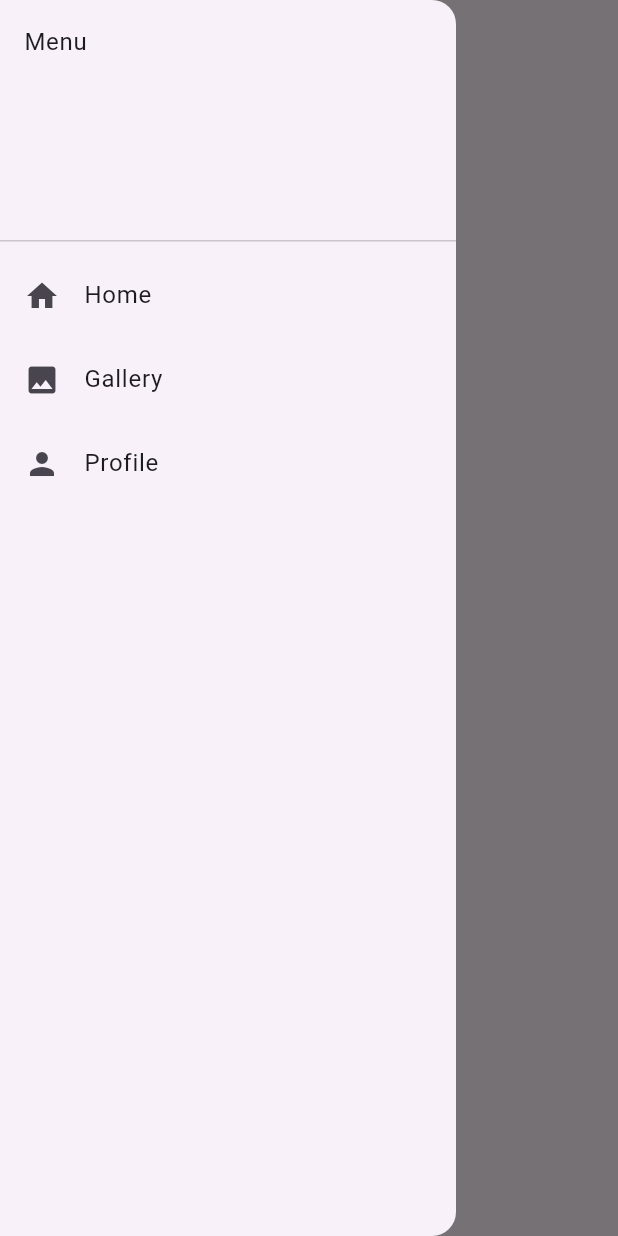
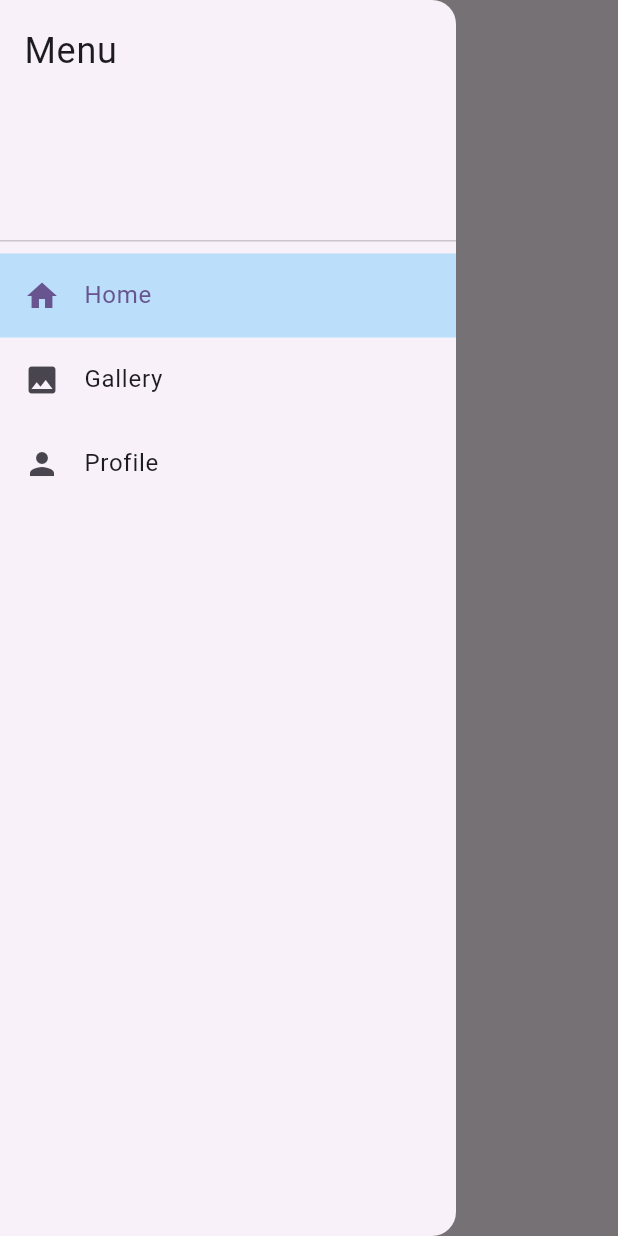
Before and after one commit to martin-ngigi/pixabay, a Flutter app: the screen it shows after launch, with the side drawer open, on a phone screen of 412 x 824 dp. Run offline on Flutter 3.47's test engine with Material 3 defaults, Android fonts, the phone set to English and light mode, and no system bars; our stand-ins replace flutter_bloc.

```diff
--- a/lib/core/routes/route_helper.dart
+++ b/lib/core/routes/route_helper.dart
@@ -1,5 +1,5 @@
 import 'package:flutter/cupertino.dart';
-import 'package:pixabay/features/dashboard/views/dashboard_view.dart';
+import 'package:pixabay/features/dashboard/presentation/views/dashboard_view.dart';
 import 'package:pixabay/features/gallery/presentation/views/gallery_view.dart';
 import 'package:pixabay/features/home/presentation/views/home_view.dart';
 import 'package:pixabay/features/profile/presentation/views/profile_view.dart';
--- /dev/null
+++ b/lib/features/dashboard/domain/entities/menu_item.dart
@@ -0,0 +1,9 @@
+import 'package:flutter/material.dart';
+
+class MenuItem {
+  final String title;
+  final IconData icon;
+  final String route;
+
+  MenuItem({required this.title, required this.icon, required this.route});
+}
--- a/lib/features/dashboard/controllers/dashboard_controller.dart
+++ b/lib/features/dashboard/presentation/controllers/dashboard_controller.dart
@@ -2,4 +2,6 @@ import 'package:flutter_bloc/flutter_bloc.dart';
 
 class DashboardController extends Cubit<int>{
   DashboardController(super.initialState);
+
+
 }
--- /dev/null
+++ b/lib/features/dashboard/presentation/views/dashboard_view.dart
@@ -0,0 +1,105 @@
+import 'package:flutter/material.dart';
+import 'package:pixabay/core/routes/route_helper.dart';
+import 'package:pixabay/features/dashboard/domain/entities/menu_item.dart';
+import 'package:pixabay/features/dashboard/presentation/views/side_menu.dart';
+import 'package:pixabay/features/gallery/presentation/views/gallery_view.dart';
+import 'package:pixabay/features/home/presentation/views/home_view.dart';
+import 'package:pixabay/features/profile/presentation/views/profile_view.dart';
+
+class DashboardView extends StatefulWidget {
+  const DashboardView({super.key});
+
+  @override
+  State<DashboardView> createState() => _DashboardViewState();
+}
+
+class _DashboardViewState extends State<DashboardView> {
+  late MenuItem currentMenuItem;
+
+  @override
+  void initState() {
+    super.initState();
+    currentMenuItem = MenuItem(
+      title: "Home",
+      icon: Icons.home,
+      route: AppRoutes.HOME,
+    ); // default selection
+  }
+
+  Widget _getPage(String route) {
+    switch (route) {
+      case AppRoutes.HOME:
+        return HomeView();
+      case AppRoutes.GALLERY:
+        return GalleryView();
+      case AppRoutes.PROFILE:
+        return ProfileView();
+      default:
+        return const Center(child: Text("Page not found"));
+    }
+  }
+
+  @override
+  Widget build(BuildContext context) {
+    return LayoutBuilder(
+        builder: (context, constraints){
+
+          bool isLargeScreen = constraints.maxWidth >= 800;
+
+          final List<MenuItem> menuItems = [
+            MenuItem(title: "Home", icon: Icons.home, route: AppRoutes.HOME),
+            MenuItem(title: "Gallery", icon: Icons.photo, route: AppRoutes.GALLERY),
+            MenuItem(title: "Profile", icon: Icons.person, route: AppRoutes.PROFILE),
+          ];
+
+          // Show permanent side menu for large screens
+          if (isLargeScreen) {
+            return Scaffold(
+              body: Row(
+                children: [
+                  SizedBox(
+                    width: 250,
+                      child: SideMenuView(
+                        currentRoute: currentMenuItem.route,
+                        menuItems: menuItems,
+                        onTap: (MenuItem item) {
+                          setState(() {
+                            currentMenuItem = item;
+                          });
+                        },
+                      ),
+                  ),
+
+                  const VerticalDivider(width: 1),
+
+                  Expanded(
+                    child: _getPage(currentMenuItem.route),
+                  )
+                ],
+              ),
+            );
+          }
+          else { // Show Drawer (hamburger menu)
+            return Scaffold(
+              appBar: AppBar(
+                title: const Text("Main content"),
+              ),
+              drawer: Drawer(
+                child: SideMenuView(
+                  currentRoute: currentMenuItem.route,
+                  menuItems: menuItems,
+                  onTap: (MenuItem item) {
+                    setState(() {
+                      currentMenuItem = item;
+                    });
+                    Navigator.pop(context); // close drawer
+                  },
+                ),
+              ),
+              body: _getPage(currentMenuItem.route)
+            );
+          }
+        }
+    );
+  }
+}
--- /dev/null
+++ b/lib/features/dashboard/presentation/views/side_menu.dart
@@ -0,0 +1,34 @@
+import 'package:flutter_bloc/flutter_bloc.dart';
+import 'package:flutter/material.dart';
+import 'package:pixabay/core/routes/route_helper.dart';
+import 'package:pixabay/features/dashboard/domain/entities/menu_item.dart';
+
+class SideMenuView extends StatelessWidget {
+  final String currentRoute;
+  final List<MenuItem> menuItems;
+  final ValueChanged<MenuItem> onTap;
+
+  SideMenuView({super.key, required this.currentRoute, required this.menuItems, required this.onTap});
+
+  @override
+  Widget build(BuildContext context) {
+    return ListView(
+      children: [
+        const DrawerHeader(
+          child: Text("Menu", style: TextStyle(fontSize: 24)),
+        ),
+        ...menuItems.map((item) {
+          return ListTile(
+            leading: Icon(item.icon),
+            title: Text(item.title),
+            selected: currentRoute == item.route,
+            selectedTileColor: Colors.blue.shade100,
+            onTap: () {
+              onTap(item);
+            },
+          );
+        }),
+      ],
+    );
+  }
+}
--- a/lib/features/dashboard/views/dashboard_view.dart
+++ /dev/null
@@ -1,65 +0,0 @@
-import 'package:flutter/material.dart';
-import 'package:pixabay/features/dashboard/views/side_menu.dart';
-
-class DashboardView extends StatefulWidget {
-  const DashboardView({super.key});
-
-  @override
-  State<DashboardView> createState() => _DashboardViewState();
-}
-
-class _DashboardViewState extends State<DashboardView> {
-  @override
-  Widget build(BuildContext context) {
-    return LayoutBuilder(
-        builder: (context, constraints){
-          bool isLargeScreen = constraints.maxWidth >= 800;
-
-          // Show permanent side menu for large screens
-          if (isLargeScreen) {
-            return Scaffold(
-              body: Row(
-                children: [
-
-                  const SizedBox(
-                    width: 250,
-                    child: SideMenuView(),
-                  ),
-
-                  const VerticalDivider(width: 1),
-
-                  Expanded(
-                      child: Center(
-                        child: Text(
-                            "Main content",
-                          style: Theme.of(context).textTheme.headlineLarge,
-                        ),
-                      ),
-
-
-                  )
-                ],
-              ),
-            );
-          }
-          else { // Show Drawer (hamburger menu)
-            return Scaffold(
-              appBar: AppBar(
-                title: const Text("Main content"),
-              ),
-              drawer: const Drawer(
-                child: SideMenuView(),
-              ),
-              body: Center(
-                child: Text(
-                  "Main Content",
-                  style: Theme.of(context).textTheme.headlineMedium,
-                ),
-              ),
-            );
-          }
-
-        }
-    );
-  }
-}
--- a/lib/features/dashboard/views/side_menu.dart
+++ /dev/null
@@ -1,39 +0,0 @@
-import 'package:flutter_bloc/flutter_bloc.dart';
-import 'package:flutter/material.dart';
-
-class SideMenuView extends StatefulWidget {
-  const SideMenuView({super.key});
-
-  @override
-  State<SideMenuView> createState() => _SideMenuViewState();
-}
-
-class _SideMenuViewState extends State<SideMenuView> {
-  @override
-  Widget build(BuildContext context) {
-    return ListView(
-      children: [
-        DrawerHeader(
-            child: Text(
-                "Menu",
-            )
-        ),
-
-        ListTile(
-          leading: Icon(Icons.home),
-          title: Text("Home"),
-        ),
-
-        ListTile(
-          leading: Icon(Icons.photo),
-          title: Text("Gallery"),
-        ),
-
-        ListTile(
-          leading: Icon(Icons.person),
-          title: Text("Profile"),
-        ),
-      ],
-    );
-  }
-}
--- a/lib/features/gallery/presentation/views/gallery_view.dart
+++ b/lib/features/gallery/presentation/views/gallery_view.dart
@@ -10,6 +10,10 @@ class GalleryView extends StatefulWidget {
 class _GalleryViewState extends State<GalleryView> {
   @override
   Widget build(BuildContext context) {
-    return const Placeholder();
+    return Scaffold(
+      body: Center(
+        child: Text("Gallery"),
+      ),
+    );
   }
 }
--- a/lib/features/home/presentation/views/home_view.dart
+++ b/lib/features/home/presentation/views/home_view.dart
@@ -10,6 +10,10 @@ class HomeView extends StatefulWidget {
 class _HomeViewState extends State<HomeView> {
   @override
   Widget build(BuildContext context) {
-    return const Text("Home Page");
+    return Scaffold(
+      body: Center(
+        child: Text("Home"),
+      ),
+    );
   }
 }
--- a/lib/features/profile/presentation/views/profile_view.dart
+++ b/lib/features/profile/presentation/views/profile_view.dart
@@ -10,6 +10,10 @@ class ProfileView extends StatefulWidget {
 class _ProfileViewState extends State<ProfileView> {
   @override
   Widget build(BuildContext context) {
-    return const Placeholder();
+    return Scaffold(
+      body: Center(
+        child: Text("Profile"),
+      ),
+    );
   }
 }
--- a/lib/main.dart
+++ b/lib/main.dart
@@ -1,7 +1,7 @@
 import 'package:flutter/material.dart';
 import 'package:flutter_bloc/flutter_bloc.dart';
 import 'package:pixabay/core/routes/route_helper.dart';
-import 'package:pixabay/features/dashboard/controllers/dashboard_controller.dart';
+import 'package:pixabay/features/dashboard/presentation/controllers/dashboard_controller.dart';
 import 'package:pixabay/features/gallery/presentation/controllers/gallery_controller.dart';
 import 'package:pixabay/features/home/presentation/controllers/home_controller.dart';
 import 'package:pixabay/features/home/presentation/views/home_view.dart';
```
